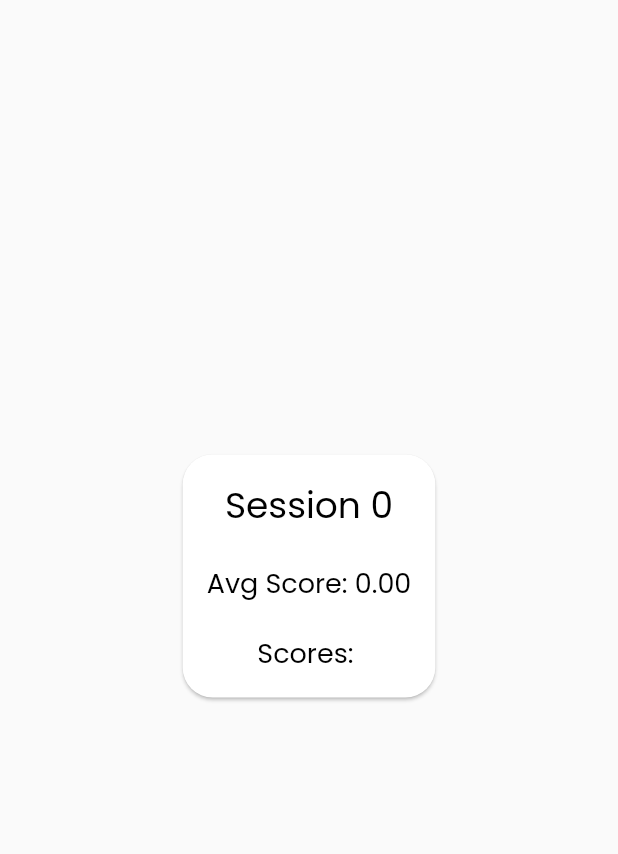
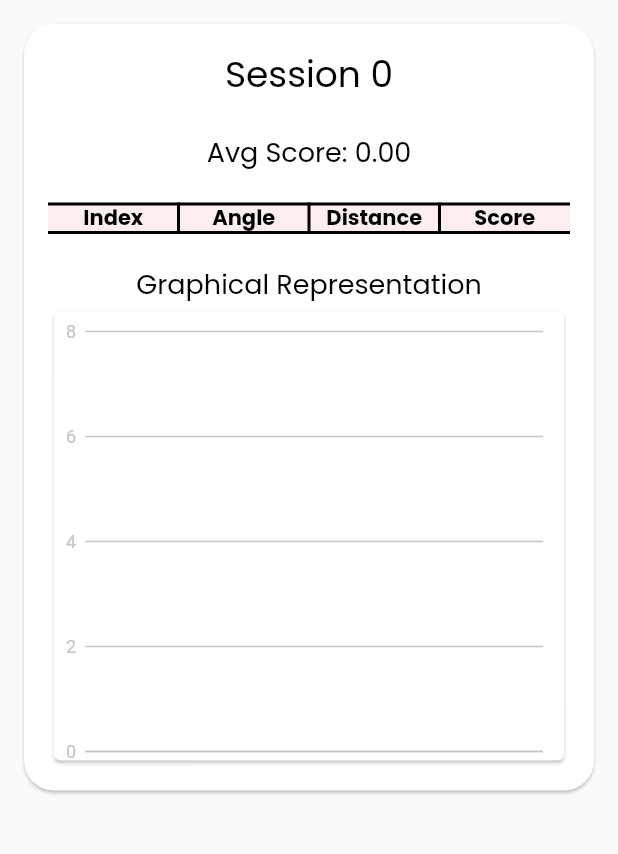
Before and after one commit to Aim-Assist/aimassit_app, a Flutter app: the SessionDetailScreen screen opened directly with empty values, on a phone screen of 412 x 824 dp, the part 84-938 px from its top. Run offline on Flutter 3.47's test engine with Material 2 defaults, Android fonts, the phone set to English and light mode, and no system bars; our stand-ins replace charts_flutter, google_fonts, jwt_decoder, shared_preferences; accounts and stored records are empty; network calls fail.

Commit message:
Added Data To Previous Screen

```diff
--- a/lib/src/features/authentication/screens/Dashboard/dashboard.dart
+++ b/lib/src/features/authentication/screens/Dashboard/dashboard.dart
@@ -57,7 +57,7 @@ class _DashboardState extends State<Dashboard> {
       DashboardCategoriesModel.list.add(DashboardCategoriesModel("Accuracy",
           "Score", "${user['data']["latestroundData"]["accuracy"]}", null));
       DashboardCategoriesModel.list.add(DashboardCategoriesModel("Distance",
-          "Score", "${user['data']["latestroundData"]["distance"]}", null));
+          "Meters", "${user['data']["latestroundData"]["distance"]}", null));
       DashboardCategoriesModel.list.add(DashboardCategoriesModel("Best Angle",
           "Angle", "${user['data']["latestroundData"]["bestangle"]}", null));
       DashboardCategoriesModel.list.add(DashboardCategoriesModel("Worst Angle",
--- a/lib/src/features/authentication/screens/Previoussession/prevsession.dart
+++ b/lib/src/features/authentication/screens/Previoussession/prevsession.dart
@@ -109,8 +109,9 @@ class _PreviousSessionsScreenState extends State<PreviousSessionsScreen> {
                         MaterialPageRoute(
                           builder: (context) => SessionDetailScreen(
                             sessionNumber: index + 1,
+                            avgScore: session['roundData']["accuracy"] != null ? session['roundData']["accuracy"] : 60,
                             // avgScore: session.avgScore.toDouble(),
-                            avgScore: 60,
+                            // avgScore: 60,
                             scores: session['scores'].toList(growable: false),
                           ),
                         ),
@@ -136,7 +137,7 @@ class _PreviousSessionsScreenState extends State<PreviousSessionsScreen> {
                             ),
                             const SizedBox(height: 8),
                             Text(
-                              'Your avg score: 60',
+                              'Your avg score: ${session['roundData']["accuracy"] != null ? session['roundData']["accuracy"] : 60}',
                               style: const TextStyle(
                                 fontSize: 16,
                                 fontWeight: FontWeight.bold,
--- a/lib/src/features/authentication/screens/Previoussession/session_detail.dart
+++ b/lib/src/features/authentication/screens/Previoussession/session_detail.dart
@@ -4,11 +4,12 @@ import 'package:loginsys/src/constants/image_string.dart';
 import 'package:loginsys/src/constants/text_string.dart';
 import 'package:loginsys/src/features/authentication/screens/Profile/profile.dart';
 
-class SessionDetailScreen extends StatelessWidget {
+import '../../../../common_widgets/BarChart/bar_chart.dart';
+
+class SessionDetailScreen extends StatefulWidget {
   final int sessionNumber;
   final double avgScore;
   final List<dynamic> scores;
-
   const SessionDetailScreen(
       {Key? key,
       required this.sessionNumber,
@@ -17,6 +18,20 @@ class SessionDetailScreen extends StatelessWidget {
       : super(key: key);
 
   @override
+  State<SessionDetailScreen> createState() => _SessionDetailScreenState();
+}
+
+class _SessionDetailScreenState extends State<SessionDetailScreen> {
+  @override
+  late List sessiondata;
+  void initState() {
+    super.initState();
+    sessiondata = [];
+    for (int i = 0; i < widget.scores.length; i++) {
+      sessiondata.add(widget.scores[i][2]);
+    }
+  }
+
   Widget build(BuildContext context) {
     return Scaffold(
       appBar: AppBar(
@@ -24,26 +39,32 @@ class SessionDetailScreen extends StatelessWidget {
           icon: Icon(Icons.arrow_back, color: Colors.black),
           onPressed: () => Navigator.of(context).pop(),
         ),
-        title: Text(tAppname, style: Theme.of(context).textTheme.headline4,),
+        title: Text(
+          tAppname,
+          style: Theme.of(context).textTheme.headline4,
+        ),
         centerTitle: true,
         elevation: 0,
         backgroundColor: Colors.transparent,
         actions: [
           Container(
             margin: const EdgeInsets.only(right: 20, top: 7),
-            decoration: BoxDecoration(borderRadius: BorderRadius.circular(10), color: tCardBgColor),
-            child: IconButton(onPressed: (){
-              Navigator.of(context).push(MaterialPageRoute(
-                      builder: (context) => const FullScreenUI()
-                      ));
-            },icon: const Image(image: AssetImage(tUserprofileImage))),
+            decoration: BoxDecoration(
+                borderRadius: BorderRadius.circular(10), color: tCardBgColor),
+            child: IconButton(
+                onPressed: () {
+                  Navigator.of(context).push(MaterialPageRoute(
+                      builder: (context) => const FullScreenUI()));
+                },
+                icon: const Image(image: AssetImage(tUserprofileImage))),
           )
         ],
       ),
-      body: Center(
+      body: SingleChildScrollView(
         child: Card(
           margin: EdgeInsets.all(16),
-          shape: RoundedRectangleBorder(borderRadius: BorderRadius.circular(20)),
+          shape:
+              RoundedRectangleBorder(borderRadius: BorderRadius.circular(20)),
           child: Padding(
             padding: EdgeInsets.all(16),
             child: Column(
@@ -51,18 +72,77 @@ class SessionDetailScreen extends StatelessWidget {
               mainAxisAlignment: MainAxisAlignment.center,
               children: [
                 Text(
-                  'Session $sessionNumber',
+                  'Session ${widget.sessionNumber}',
                   style: TextStyle(fontSize: 24),
                 ),
                 SizedBox(height: 20),
                 Text(
-                  'Avg Score: ${avgScore.toStringAsFixed(2)}',
+                  'Avg Score: ${widget.avgScore.toStringAsFixed(2)}',
                   style: TextStyle(fontSize: 18),
                 ),
                 SizedBox(height: 20),
-                Text(
-                  'Scores: ${scores.join(", ")}',
+                Table(
+                  border: TableBorder(
+                    horizontalInside: BorderSide(
+                      width: 2,
+                      color: Color.fromARGB(255, 0, 0, 0)!,
+                    ),
+                    verticalInside: BorderSide(
+                      width: 2,
+                      color: Color.fromARGB(255, 0, 0, 0)!,
+                    ),
+                    top: BorderSide(
+                      width: 2,
+                      color: Color.fromARGB(255, 0, 0, 0)!,
+                    ),
+                    bottom: BorderSide(
+                      width: 2,
+                      color: Color.fromARGB(255, 0, 0, 0)!,
+                    ),
+                  ),
+                  children: [
+                    const TableRow(
+                        decoration: BoxDecoration(
+                          color: Color.fromARGB(255, 252, 238, 238),
+                        ),
+                        children: [
+                          TableCell(
+                              child: Text('Index',
+                                  style:
+                                      TextStyle(fontWeight: FontWeight.bold), textAlign: TextAlign.center)),
+                          TableCell(
+                            child: Text('Angle',
+                                style: TextStyle(fontWeight: FontWeight.bold),textAlign: TextAlign.center),
+                          ),
+                          TableCell(
+                              child: Text('Distance',
+                                  style:
+                                      TextStyle(fontWeight: FontWeight.bold), textAlign: TextAlign.center)),
+                          TableCell(
+                              child: Text('Score',
+                                  style:
+                                      TextStyle(fontWeight: FontWeight.bold), textAlign: TextAlign.center)),
+                        ]),
+                    for (int i = 1; i <= widget.scores.length; i++)
+                      TableRow(
+                          decoration: const BoxDecoration(
+                            color: Color.fromARGB(255, 252, 238, 238),
+                          ),
+                          children: [
+                            TableCell(child: Text('$i', textAlign: TextAlign.center)),
+                            TableCell(child: Text('${widget.scores[i - 1][0]}', textAlign: TextAlign.center)),
+                            TableCell(child: Text('${widget.scores[i - 1][1]}', textAlign: TextAlign.center)),
+                            TableCell(child: Text('${widget.scores[i - 1][2]}', textAlign: TextAlign.center)),
+                          ]),
+                  ],
+                ),
+                SizedBox(height: 20),
+                const Text(
+                  'Graphical Representation',
                   style: TextStyle(fontSize: 18),
+                ),
+                Barchart(
+                  userData: sessiondata,
                 ),
               ],
             ),
```
